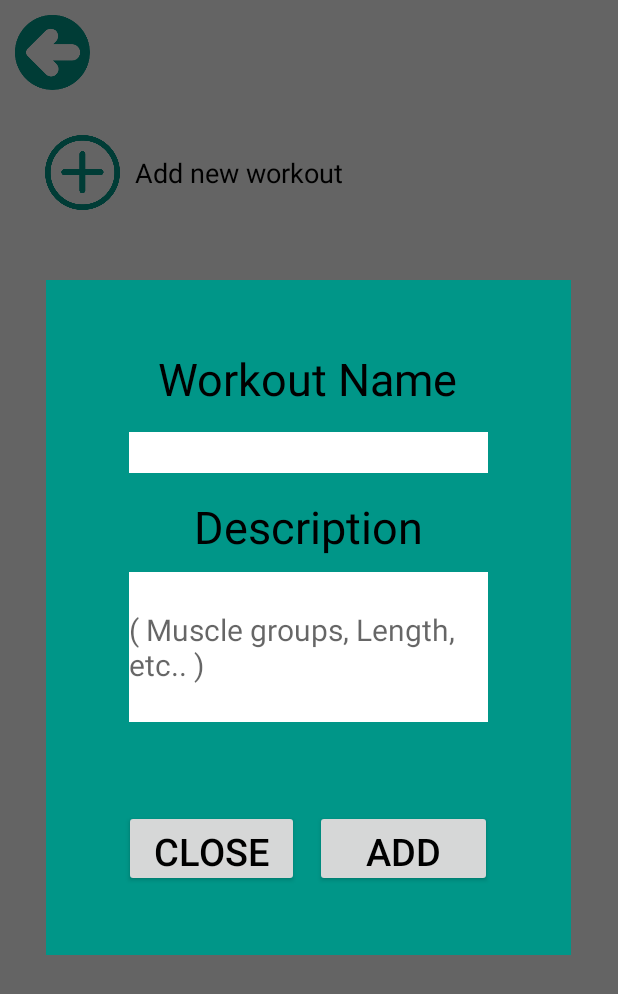
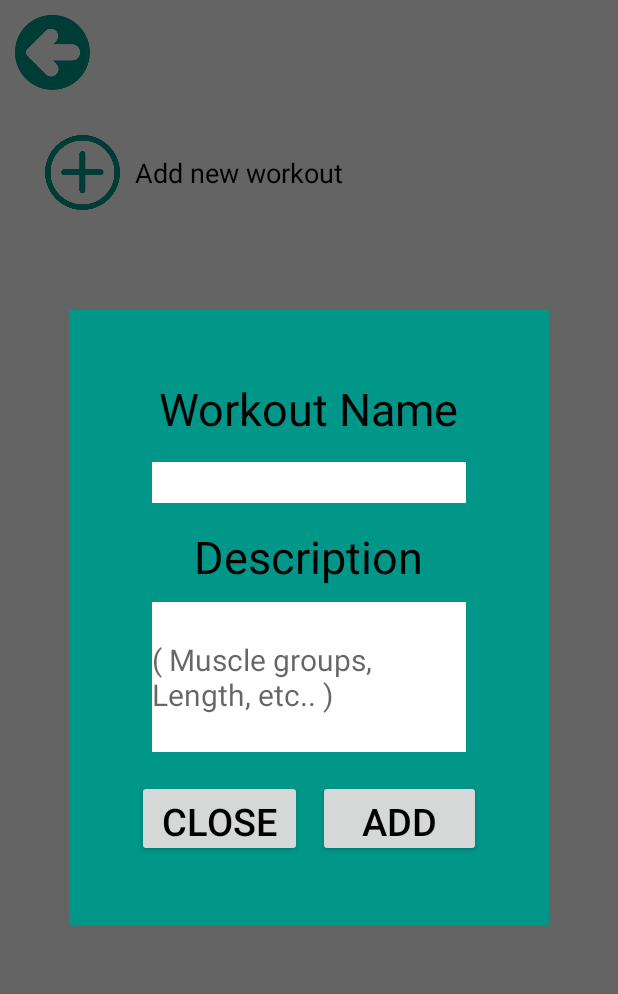
Before and after one commit to MishelK/Workout-Tracker, an Android app: the EditWorkoutActivity screen opened directly, with no data from a screen before it, after a tap on an icon or button, on a phone screen of 412 x 824 dp. Shown: the top 994 px of the screen. Run offline under Robolectric (Android 15) with nearby library versions, the light colour scheme and no system bars.

Commit message:
SQLite Implemented
- Created DatabaseHelper class to manage DB
- Created Workout table and a DB instance in MainActivity

```diff
--- a/app/src/main/java/com/example/workouttracker/MainActivity.java
+++ b/app/src/main/java/com/example/workouttracker/MainActivity.java
@@ -9,10 +9,14 @@ import android.widget.Button;
 
 public class MainActivity extends AppCompatActivity {
 
+    DatabaseHelper Db;
+
     @Override
     protected void onCreate(Bundle savedInstanceState) {
         super.onCreate(savedInstanceState);
         setContentView(R.layout.activity_main);
+
+        Db = new DatabaseHelper(this); //Creating instance of DatabaseHelper
 
         //Getting the homepage's buttons
         Button btnBeginWorkout = findViewById(R.id.btn_begin);
--- a/app/src/main/res/layout/dialog_addworkout.xml
+++ b/app/src/main/res/layout/dialog_addworkout.xml
@@ -1,8 +1,8 @@
 <?xml version="1.0" encoding="utf-8"?>
 <RelativeLayout
     xmlns:android="http://schemas.android.com/apk/res/android"
-    android:layout_width="350dp"
-    android:layout_height="450dp"
+    android:layout_width="320dp"
+    android:layout_height="410dp"
     android:background="@drawable/solidturqoise"
     android:padding="40dp">
 
@@ -64,11 +64,11 @@
 
         <Button
             android:id="@+id/btn_close"
-            android:layout_width="wrap_content"
+            android:layout_width="110dp"
             android:layout_height="wrap_content"
             android:layout_alignParentBottom="true"
             android:layout_margin="5dp"
-            android:paddingHorizontal="20dp"
+            android:paddingHorizontal="0dp"
             android:paddingVertical="10dp"
             android:text="@string/btn_txt_close"
             android:textColor="#000000"
@@ -76,12 +76,12 @@
 
         <Button
             android:id="@+id/btn_add"
-            android:layout_width="wrap_content"
+            android:layout_width="110dp"
             android:layout_height="wrap_content"
             android:layout_alignParentBottom="true"
             android:layout_margin="5dp"
             android:layout_toEndOf="@id/btn_close"
-            android:paddingHorizontal="34dp"
+            android:paddingHorizontal="20dp"
             android:paddingVertical="10dp"
             android:text="@string/btn_txt_add"
             android:textColor="#000000"
```
Also changed, not shown: app/src/main/java/com/example/workouttracker/DatabaseHelper.java (added, +39 -0 lines).
